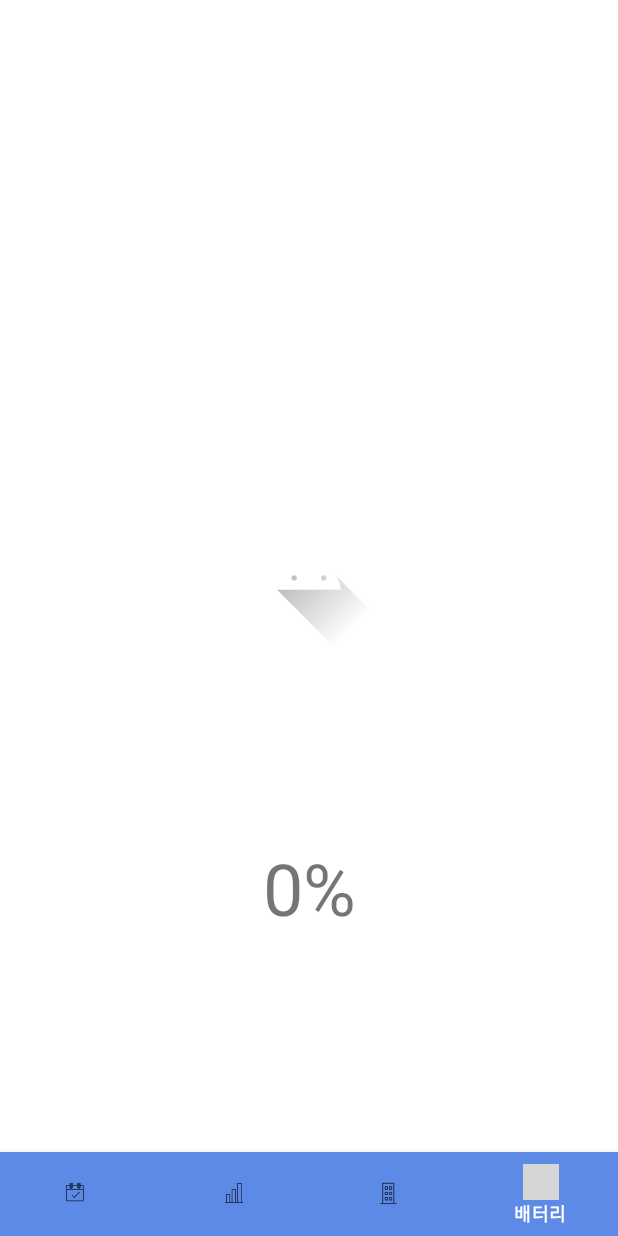
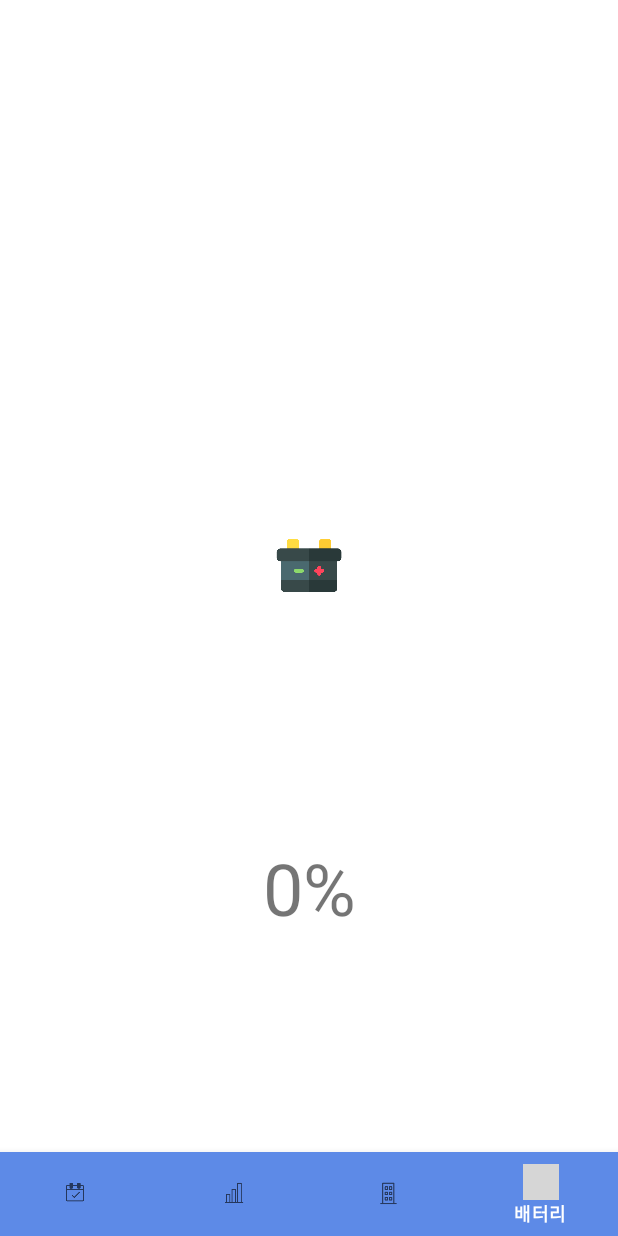
Before and after one commit to capstone-design-team4/Client, an Android app: the screen it shows after launch (MainActivity), item 4 of the bottom bar chosen, on a phone screen of 412 x 824 dp. Run offline under Robolectric (Android 15) with nearby library versions, the light colour scheme and no system bars; libraries missing offline, so code that uses them is left out: com.github.mikephil.charting, com.john.waveview; 1 statement that could not run was skipped; grey boxes are pictures that could not be loaded.

Commit message:
drawable

```diff
--- a/app/src/main/res/drawable/progress_background.xml
+++ b/app/src/main/res/drawable/progress_background.xml
@@ -7,7 +7,7 @@
             <solid android:color="@color/white"/>
         </shape>
     </item>
-    <item android:drawable="@drawable/ic_launcher_foreground"
+    <item android:drawable="@drawable/fragment_battery_battery_icon"
     android:width="100dp" android:height="100dp"
     android:gravity="center"/>
 </layer-list>
```
Also changed, not shown: app/src/main/res/drawable/fragment_battery_battery_icon.png (added).
